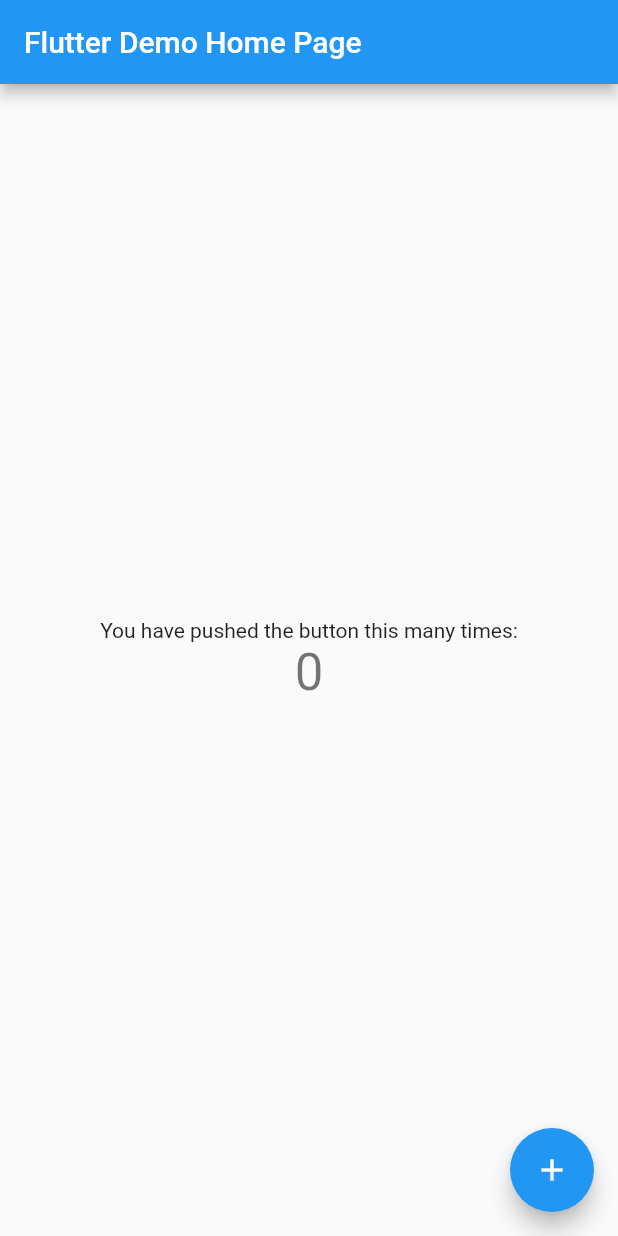
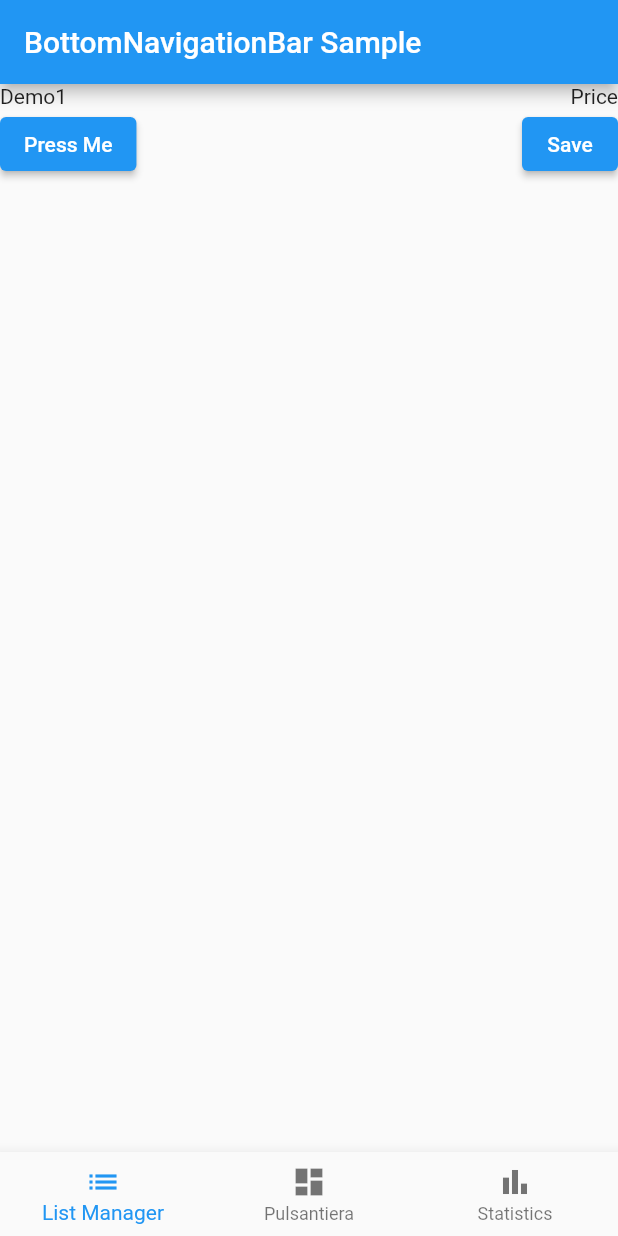
Before and after one commit to TouchySpidey/daisy, a Flutter app: the screen it shows after launch, on a phone screen of 412 x 824 dp. Run offline on Flutter 3.47's test engine with Material 2 defaults, Android fonts, the phone set to English and light mode, and no system bars.

Commit message:
wip ListManager e Scaffolding BottomNavigationBar

```diff
--- /dev/null
+++ b/lib/ListManager.dart
@@ -0,0 +1,39 @@
+import 'package:flutter/material.dart';
+
+class ListManager extends StatefulWidget {
+  const ListManager({Key? key}) : super(key: key);
+
+  @override
+  State<ListManager> createState() => _ListManagerState();
+}
+
+class _ListManagerState extends State<ListManager> {
+  @override
+  Widget build(BuildContext context) {
+    return Container(
+      child: Column(
+        children: [
+          Column(
+            children: [
+              Row(
+                mainAxisAlignment: MainAxisAlignment.spaceBetween,
+                children: [
+                  Text("Demo1"),
+                  Text("Price"),
+                ],
+              ),
+            ],
+          ),
+          Row(
+            mainAxisAlignment: MainAxisAlignment.spaceBetween,
+            children: [
+              ElevatedButton(onPressed: () => {}, child: Text("Press Me")),
+              ElevatedButton(onPressed: () => {}, child: Text("Save")),
+            ]
+          )
+
+        ]
+      ),
+    );
+  }
+}
--- a/lib/main.dart
+++ b/lib/main.dart
@@ -1,115 +1,79 @@
 import 'package:flutter/material.dart';
+import 'package:daisy/ListManager.dart';
 
-void main() {
-  runApp(const MyApp());
-}
+void main() => runApp(const MyApp());
 
 class MyApp extends StatelessWidget {
   const MyApp({super.key});
 
-  // This widget is the root of your application.
+  static const String _title = 'Flutter Code Sample';
+
   @override
   Widget build(BuildContext context) {
-    return MaterialApp(
-      title: 'Flutter Demo',
-      theme: ThemeData(
-        // This is the theme of your application.
-        //
-        // Try running your application with "flutter run". You'll see the
-        // application has a blue toolbar. Then, without quitting the app, try
-        // changing the primarySwatch below to Colors.green and then invoke
-        // "hot reload" (press "r" in the console where you ran "flutter run",
-        // or simply save your changes to "hot reload" in a Flutter IDE).
-        // Notice that the counter didn't reset back to zero; the application
-        // is not restarted.
-        primarySwatch: Colors.blue,
-      ),
-      home: const MyHomePage(title: 'Flutter Demo Home Page'),
+    return const MaterialApp(
+      title: _title,
+      home: MyStatefulWidget(),
     );
   }
 }
 
-class MyHomePage extends StatefulWidget {
-  const MyHomePage({super.key, required this.title});
-
-  // This widget is the home page of your application. It is stateful, meaning
-  // that it has a State object (defined below) that contains fields that affect
-  // how it looks.
-
-  // This class is the configuration for the state. It holds the values (in this
-  // case the title) provided by the parent (in this case the App widget) and
-  // used by the build method of the State. Fields in a Widget subclass are
-  // always marked "final".
-
-  final String title;
+class MyStatefulWidget extends StatefulWidget {
+  const MyStatefulWidget({super.key});
 
   @override
-  State<MyHomePage> createState() => _MyHomePageState();
+  State<MyStatefulWidget> createState() => _MyStatefulWidgetState();
 }
 
-class _MyHomePageState extends State<MyHomePage> {
-  int _counter = 0;
+class _MyStatefulWidgetState extends State<MyStatefulWidget> {
+  int _selectedIndex = 0;
+  static const TextStyle optionStyle =
+  TextStyle(fontSize: 30, fontWeight: FontWeight.bold);
+  static const List<Widget> _widgetOptions = <Widget>[
+    ListManager(),
+    Text(
+      'Index 1: Business',
+      style: optionStyle,
+    ),
+    Text(
+      'Statistics 21:11 _ 49%',
+      style: optionStyle,
+    ),
+  ];
 
-  void _incrementCounter() {
+  void _onItemTapped(int index) {
     setState(() {
-      // This call to setState tells the Flutter framework that something has
-      // changed in this State, which causes it to rerun the build method below
-      // so that the display can reflect the updated values. If we changed
-      // _counter without calling setState(), then the build method would not be
-      // called again, and so nothing would appear to happen.
-      _counter++;
+      _selectedIndex = index;
     });
   }
 
   @override
   Widget build(BuildContext context) {
-    // This method is rerun every time setState is called, for instance as done
-    // by the _incrementCounter method above.
-    //
-    // The Flutter framework has been optimized to make rerunning build methods
-    // fast, so that you can just rebuild anything that needs updating rather
-    // than having to individually change instances of widgets.
     return Scaffold(
       appBar: AppBar(
-        // Here we take the value from the MyHomePage object that was created by
-        // the App.build method, and use it to set our appbar title.
-        title: Text(widget.title),
+        title: const Text('BottomNavigationBar Sample'),
       ),
       body: Center(
-        // Center is a layout widget. It takes a single child and positions it
-        // in the middle of the parent.
-        child: Column(
-          // Column is also a layout widget. It takes a list of children and
-          // arranges them vertically. By default, it sizes itself to fit its
-          // children horizontally, and tries to be as tall as its parent.
-          //
-          // Invoke "debug painting" (press "p" in the console, choose the
-          // "Toggle Debug Paint" action from the Flutter Inspector in Android
-          // Studio, or the "Toggle Debug Paint" command in Visual Studio Code)
-          // to see the wireframe for each widget.
-          //
-          // Column has various properties to control how it sizes itself and
-          // how it positions its children. Here we use mainAxisAlignment to
-          // center the children vertically; the main axis here is the vertical
-          // axis because Columns are vertical (the cross axis would be
-          // horizontal).
-          mainAxisAlignment: MainAxisAlignment.center,
-          children: <Widget>[
-            const Text(
-              'You have pushed the button this many times:',
-            ),
-            Text(
-              '$_counter',
-              style: Theme.of(context).textTheme.headline4,
-            ),
-          ],
-        ),
+        child: _widgetOptions.elementAt(_selectedIndex),
       ),
-      floatingActionButton: FloatingActionButton(
-        onPressed: _incrementCounter,
-        tooltip: 'Increment',
-        child: const Icon(Icons.add),
-      ), // This trailing comma makes auto-formatting nicer for build methods.
+      bottomNavigationBar: BottomNavigationBar(
+        items: const <BottomNavigationBarItem>[
+          BottomNavigationBarItem(
+            icon: Icon(Icons.list),
+            label: 'List Manager',
+          ),
+          BottomNavigationBarItem(
+            icon: Icon(Icons.dashboard),
+            label: 'Pulsantiera',
+          ),
+          BottomNavigationBarItem(
+            icon: Icon(Icons.bar_chart_outlined),
+            label: 'Statistics',
+          ),
+        ],
+        currentIndex: _selectedIndex,
+        // selectedItemColor: Colors.amber[800],
+        onTap: _onItemTapped,
+      ),
     );
   }
 }
```
